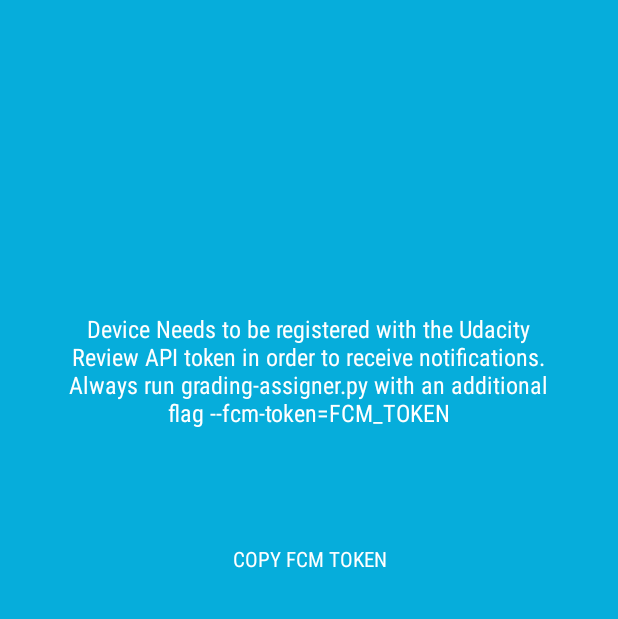
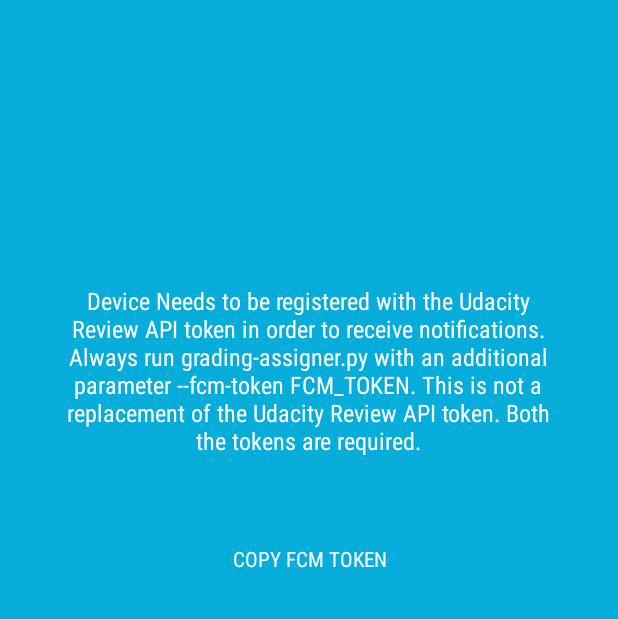
Before and after one commit to kartikarora/urdashboard, an Android app: the IntroActivity screen opened directly, with no data from a screen before it, on a phone screen of 412 x 824 dp, the part 617-1236 px from its top. Run offline under Robolectric (Android 15) with nearby library versions, the phone set to English and light mode, and no system bars; libraries missing offline, so code that uses them is left out: chipset.potato.

Commit message:
Some updates

```diff
--- a/app/src/main/java/me/kartikarora/udacityreviewer/activities/IntroActivity.java
+++ b/app/src/main/java/me/kartikarora/udacityreviewer/activities/IntroActivity.java
@@ -41,7 +41,8 @@ public class IntroActivity extends AppCompatActivity implements SharedPreference
         titleText.setText("Register Device");
         descriptionText.setText(Html.fromHtml(
                 "Device Needs to be registered with the Udacity Review API token in order to receive notifications.\n\n" +
-                        "Always run grading-assigner.py with an additional <code>flag --fcm-token=FCM_TOKEN</code>"));
+                        "Always run grading-assigner.py with an additional parameter<code> --fcm-token FCM_TOKEN</code>.\n\n" +
+                        "This is not a replacement of the Udacity Review API token. Both the tokens are required."));
 
         findViewById(R.id.copy_button).setOnClickListener(new View.OnClickListener() {
             @Override
```
Also changed, not shown: 2 other files.
